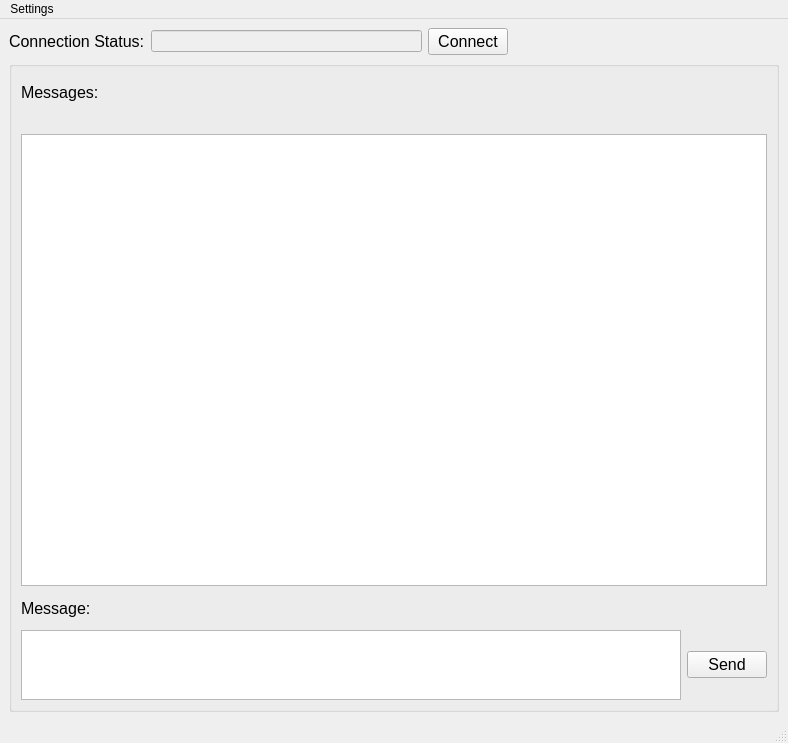
Qt form client/qt_client/mainwindow.ui (so-groenen/aysnc_secure_chat_application) before a commit.
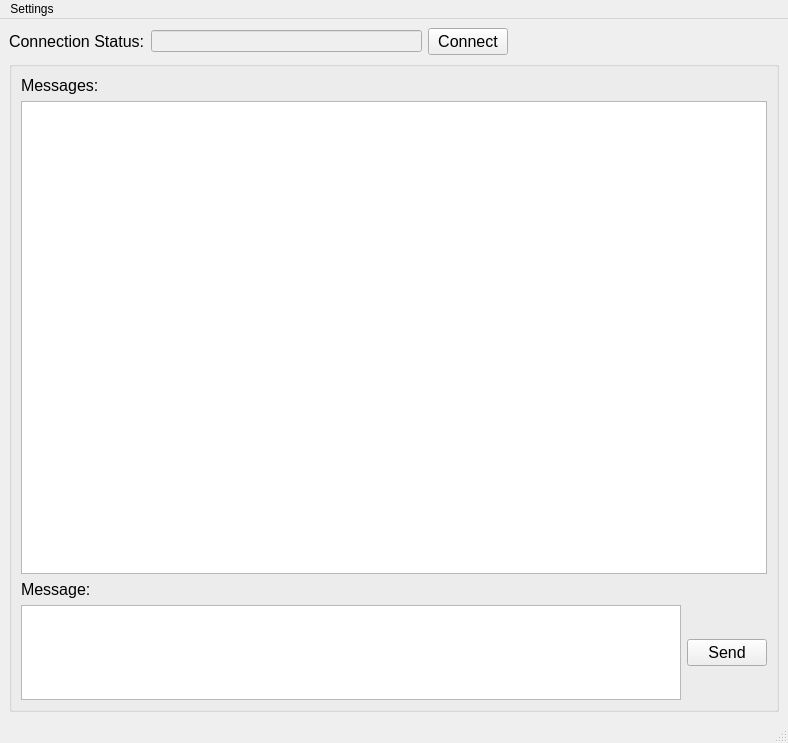
The same form after that commit. Custom widgets are drawn as their Qt base class.

```diff
--- a/client/qt_client/mainwindow.ui
+++ b/client/qt_client/mainwindow.ui
@@ -77,7 +77,7 @@
        <item row="0" column="0">
         <layout class="QVBoxLayout" name="verticalLayout_7">
          <item>
-          <layout class="QVBoxLayout" name="verticalLayout" stretch="5,0,70,5,10">
+          <layout class="QVBoxLayout" name="verticalLayout" stretch="0,5,0,1">
            <item>
             <widget class="QLabel" name="label_3">
              <property name="font">
@@ -91,26 +91,7 @@
             </widget>
            </item>
            <item>
-            <spacer name="horizontalSpacer">
-             <property name="orientation">
-              <enum>Qt::Orientation::Horizontal</enum>
-             </property>
-             <property name="sizeHint" stdset="0">
-              <size>
-               <width>113</width>
-               <height>20</height>
-              </size>
-             </property>
-            </spacer>
-           </item>
-           <item>
-            <widget class="QListWidget" name="MessagesList">
-             <property name="font">
-              <font>
-               <pointsize>12</pointsize>
-              </font>
-             </property>
-            </widget>
+            <widget class="QListView" name="messageListView"/>
            </item>
            <item>
             <widget class="QLabel" name="label_2">
```
